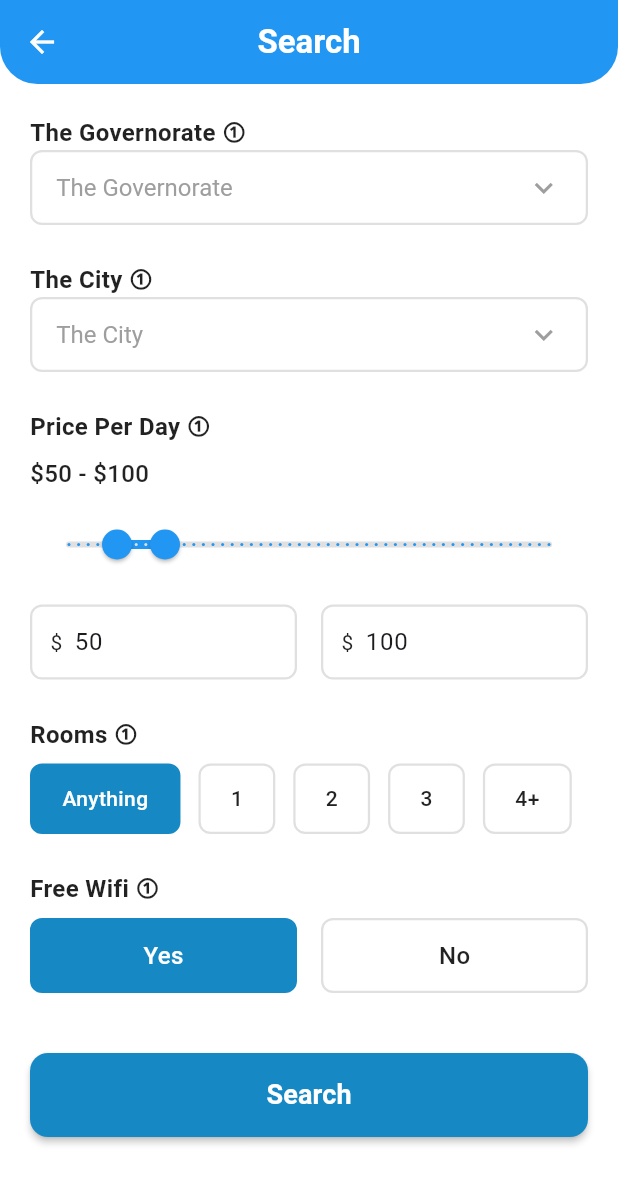
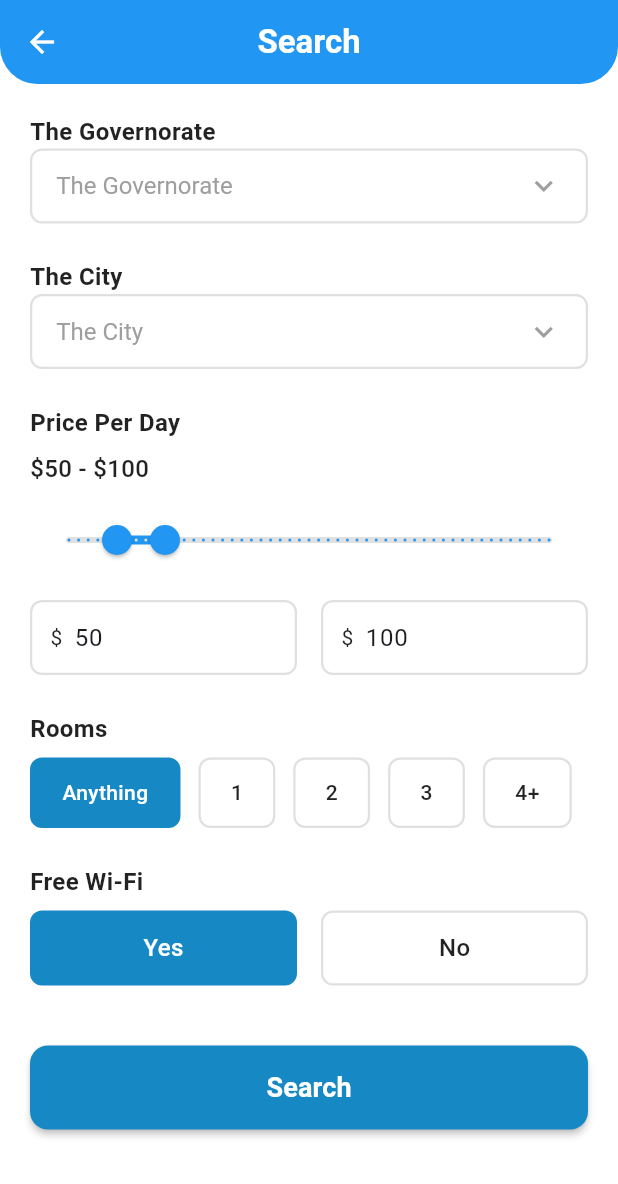
Before and after one commit to HamzaDihna/bookingFullStack, a Flutter app: the MyApartmentsPage screen opened by its route, after a tap on "Harbour View Loft", after a tap on the "search" icon, on a phone screen of 412 x 824 dp. Shown: the top 1184 px of the screen. Run offline on Flutter 3.47's test engine with Material 3 defaults, Android fonts, the phone set to English and light mode, and no system bars; our stand-ins replace dio, get, get_storage, image_picker, table_calendar; accounts and stored records are empty; network calls fail.

Commit message:
finish change lanaguage

```diff
--- a/lib/controller/core/language_controller.dart
+++ b/lib/controller/core/language_controller.dart
@@ -0,0 +1,26 @@
+import 'package:get/get.dart';
+import 'package:get_storage/get_storage.dart';
+import 'package:flutter/material.dart';
+
+class LanguageController extends GetxController {
+  final _box = GetStorage();
+  var locale = const Locale('en').obs;
+
+  @override
+  void onInit() {
+    String? langCode = _box.read('lang');
+    if (langCode != null) {
+      locale.value = Locale(langCode);
+      Get.updateLocale(locale.value);
+    }
+    super.onInit();
+  }
+
+  void toggleLanguage(bool isArabic) {
+    locale.value = isArabic ? const Locale('ar') : const Locale('en');
+    Get.updateLocale(locale.value);
+    _box.write('lang', locale.value.languageCode);
+  }
+
+  bool get isArabic => locale.value.languageCode == 'ar';
+}
--- a/lib/controller/core/translations.dart
+++ b/lib/controller/core/translations.dart
@@ -0,0 +1,95 @@
+import 'package:get/get.dart';
+
+class AppTranslations extends Translations {
+  @override
+  Map<String, Map<String, String>> get keys => {
+        'en': {
+          'Profile': 'Profile',
+          'Edit Profile': 'Edit Profile',
+          'Dark Mode': 'Dark Mode',
+          'Language': 'Language',
+          'Log Out': 'Log Out',
+          'Home': 'Home',
+          'My Apartments': 'My Apartments',
+          'Search': 'Search',
+          'Add Apartment': 'Add Apartment',
+          'Rooms': 'Rooms',
+          'Price Per Day': 'Price Per Day',
+          'Yes': 'Yes',
+          'No': 'No',
+          'Book Now': 'Book Now',
+          'Exit': 'Exit',
+          'Select Dates': 'Select Dates',
+          'The Governorate': 'The Governorate',
+          'The City': 'The City',
+          'Free Wi-fi': 'Free Wi-Fi',
+          'Apartment Name' : 'Apartment Name',
+          'Apartment Location' : 'Apartment Location',
+          'Description' : 'Description',
+          'Add' : 'Add',
+          'Favorites' : 'Favorites',
+          'Welcome back!' :'Welcome back!',
+          'Your Phone Number': 'Your Phone Number',
+          'Your Password' : 'Your Password',
+          'Show password' : 'Show password',
+          'Login' : 'Login',
+          "Don't have account?" : "Don't have account?",
+          'Sign Up' : 'Sign Up',
+          'Per Day' : 'Per Day',
+          'Booking' : 'Booking',
+          'Details' : 'Details',
+          'Chat With Owner' : 'Chat With Owner',
+          'The Reserved' : 'The Reserved',
+          'all': 'All',
+          'current': 'Current',
+          'previous': 'Previous',
+          'canceled': 'Canceled',
+          'Edit' : 'Edit',
+          'Cancel' : 'Cancel'
+        },
+        'ar': {
+          'Profile': 'الملف الشخصي',
+          'Edit Profile': 'تعديل الملف الشخصي',
+          'Dark Mode': 'الوضع الداكن',
+          'Language': 'اللغة',
+          'Log Out': 'تسجيل الخروج',
+          'Home': 'الرئيسية',
+          'My Apartments': 'شققّي',
+          'Search': 'بحث',
+          'Add Apartment': 'إضافة شقة',
+          'Rooms': 'غرف',
+          'Price Per Day': 'السعر لليوم',
+          'Yes': 'نعم',
+          'No': 'لا',
+          'Book Now': 'احجز الآن',
+          'Exit': 'خروج',
+          'Select Dates': 'اختر التواريخ',
+          'The Governorate': 'المحافظة',
+          'The City': 'مدينة',
+          'Free Wi-Fi': 'واي فاي مجاني',
+          'Apartment Name' : 'اسم الشقة',
+          'Apartment Location' : 'موقع الشقة',
+          'Description' : 'الوصف',
+          'Add' : 'إضافة',
+          'Favorites' : 'المفضلة',
+          'Welcome back!': 'اهلا بعودتك مجددا',
+          'Your Phone Number' : 'رقمك الجوال',
+          'Your Password' : 'كلمة السر',
+          'Show password' : 'رؤية كلمة السر',
+          'Login' : 'تسجيل الدخول',
+          "Don't have account?" : 'لا تملك حساب؟',
+          'Sign Up' : 'إنشاء حساب',
+          'Per Day' : 'لليوم',
+          'Booking' : 'الحجز',
+          'Details' : 'التفاصيل',
+          'Chat With Owner' : 'الدردشة مع المالك',
+          'The Reserved' : 'المحجوزة',
+          'all': 'الكل',
+          'current': 'الحالية',
+          'previous': 'السابقة',
+          'canceled': 'الملغاة',
+          'Edit' :'تعديل',
+          'Cancel' :'الغاء'
+          },
+      };
+}
--- a/lib/screens/apartment_details_page.dart
+++ b/lib/screens/apartment_details_page.dart
@@ -28,8 +28,8 @@ if (apartment == null) {
         backgroundColor: Colors.transparent,
         elevation: 0,
         centerTitle: true,
-        title: const Text(
-          'Details',
+        title: Text(
+          'Details'.tr,
           style: TextStyle(color: Colors.white),
         ),
         leading: Padding(
@@ -155,7 +155,7 @@ if (apartment == null) {
                           fontWeight: FontWeight.bold,
                         ),
                       ),
-                      const Text('Per day'),
+                       Text('Per Day'.tr),
 
                       const SizedBox(height: 20),
 
@@ -170,7 +170,7 @@ if (apartment == null) {
                             Expanded(
                               child: _featureItem(
                                 icon: Icons.bed,
-                                title: 'Rooms',
+                                title: 'Rooms'.tr,
                                 value: '${apartment.rooms}',
                               ),
                             ),
@@ -182,9 +182,9 @@ if (apartment == null) {
                             Expanded(
                               child: _featureItem(
                                 icon: Icons.wifi,
-                                title: 'Wifi',
+                                title: 'Free Wi-Fi'.tr,
                                 value:
-                                    apartment.hasWifi ? 'Yes' : 'No',
+                                    apartment.hasWifi ? 'Yes'.tr : 'No'.tr,
                               ),
                             ),
                           ],
@@ -213,8 +213,8 @@ if (apartment == null) {
                             onPressed: () {},
                             icon: const Icon(Icons.chat,
                                 color: Colors.white),
-                            label: const Text(
-                              'Chat with owner',
+                            label: Text(
+                              'Chat With Owner'.tr,
                               style:
                                   TextStyle(color: Colors.white),
                             ),
@@ -231,8 +231,8 @@ if (apartment == null) {
 
                       const SizedBox(height: 24),
 
-                      const Text(
-                        'Description',
+                       Text(
+                        'Description'.tr,
                         style: TextStyle(
                           fontSize: 18,
                           fontWeight: FontWeight.bold,
@@ -247,34 +247,72 @@ if (apartment == null) {
 
                       const SizedBox(height: 24),
 
-                      Row(
+             Obx(() {
+  final isOwner = navController.isOwnerMode.value;
+
+  /// 👤 TENANT VIEW
+  if (!isOwner) {
+    return Row(
       children: [
         Expanded(
           child: OutlinedButton(
             onPressed: () => Get.back(),
-                              child: const Text('Exit'),
+            child:  Text('Exit'.tr),
           ),
         ),
         const SizedBox(width: 12),
         Expanded(
           child: ElevatedButton(
-                              style:
-                                  ElevatedButton.styleFrom(
-                                backgroundColor:isOwner ? Color.fromARGB(255, 95, 95, 95) : Colors.blue,
+            style: ElevatedButton.styleFrom(
+              backgroundColor: isOwner ? Color.fromARGB(255, 95, 95, 95) : Colors.blue,
             ),
             onPressed: () {
-                                Get.toNamed('/selectDate',
-                                    arguments: apartment);
+              Get.toNamed('/selectDate', arguments: apartment);
             },
-                              child: const Text(
-                                'Booking',
-                                style: TextStyle(
-                                    color: Colors.white),
+            child:  Text(
+              'Booking'.tr,
+              style: TextStyle(color: Colors.white),
             ),
           ),
         ),
       ],
+    );
+  }
+
+  /// 🏠 OWNER VIEW
+  return Row(
+    children: [
+      Expanded(
+        child: OutlinedButton.icon(
+          icon: const Icon(Icons.edit),
+          label:  Text('Edit'.tr),
+          onPressed: () {
+            Get.toNamed(
+              '/editApartment',
+              arguments: apartment,
+            );
+          },
         ),
+      ),
+      const SizedBox(width: 12),
+      Expanded(
+        child: ElevatedButton.icon(
+          style: ElevatedButton.styleFrom(
+            backgroundColor: Colors.red,
+          ),
+          icon: const Icon(Icons.delete, color: Colors.white),
+          label:  Text(
+            'Cancel'.tr,
+            style: TextStyle(color: Colors.white),
+          ),
+          onPressed: () {
+            _confirmDeleteApartment(apartment.id);
+          },
+        ),
+      ),
+    ],
+  );
+}),
         ],
                   ),
                 ),
@@ -285,6 +323,19 @@ if (apartment == null) {
       ),
     );
   });
+  }
+void _confirmDeleteApartment(String apartmentId) {
+  Get.defaultDialog(
+    title: 'Confirm',
+    middleText: 'Are you sure you want to cancel this apartment?',
+    textCancel: 'No',
+    textConfirm: 'Yes',
+    confirmTextColor: Colors.white,
+    onConfirm: () {
+      Get.back();
+      Get.back();
+    },
+  );
 }
 
   Widget _featureItem(
--- a/lib/screens/booking_details_page.dart
+++ b/lib/screens/booking_details_page.dart
@@ -113,7 +113,7 @@ Row(
             fontWeight: FontWeight.bold,
           ),
         ),
-        const Text('Per day'),
+         Text('Per Day'.tr),
       ],
     ),
 
--- a/lib/screens/favorite_page.dart
+++ b/lib/screens/favorite_page.dart
@@ -22,8 +22,8 @@ final isOwner = navController.isOwnerMode.value;
           ),
         ),
         backgroundColor:isOwner ? Color.fromARGB(255, 95, 95, 95) : theme.appBarTheme.backgroundColor,
-        title: const Text(
-          'Favorites',
+        title:  Text(
+          'Favorites'.tr,
           style: TextStyle(
             color: Colors.white,
             fontWeight: FontWeight.bold,
--- a/lib/screens/home_page.dart
+++ b/lib/screens/home_page.dart
@@ -20,8 +20,8 @@ class HomePage extends StatelessWidget {
           ),
         ),
          backgroundColor: theme.appBarTheme.backgroundColor,
-        title: const Text(
-          'Home',
+        title:  Text(
+          'Home'.tr,
           style: TextStyle(
             color: Colors.white,
             fontWeight: FontWeight.bold,
--- a/lib/screens/my_apartments_page.dart
+++ b/lib/screens/my_apartments_page.dart
@@ -19,8 +19,8 @@ class MyApartmentsPage extends StatelessWidget {
           ),
         ),
         backgroundColor: Color.fromARGB(255, 95, 95, 95),
-        title: const Text(
-          'My Apartments',
+        title:  Text(
+          'My Apartments'.tr,
           style: TextStyle(
             color: Colors.white,
             fontWeight: FontWeight.bold,
--- a/lib/screens/saved_page.dart
+++ b/lib/screens/saved_page.dart
@@ -37,8 +37,8 @@ class _SavedPageState extends State<SavedPage> {
           ),
         ),
         backgroundColor: theme.appBarTheme.backgroundColor,
-        title: const Text(
-          'The Reserved',
+        title: Text(
+          'The Reserved'.tr,
           style: TextStyle(
             color: Colors.white,
             fontWeight: FontWeight.bold,
@@ -67,7 +67,7 @@ class _SavedPageState extends State<SavedPage> {
                       controller.selectedStatus.value == status;
 
                   return ChoiceChip(
-                    label: Text(status.name.capitalizeFirst!),
+                    label: Text(status.name.capitalizeFirst!.tr),
                     selected: isSelected,
                     onSelected: (_) =>
                         controller.changeStatus(status),
--- a/lib/screens/search_page.dart
+++ b/lib/screens/search_page.dart
@@ -1,3 +1,4 @@
+import 'package:bookingresidentialapartments/controller/core/language_controller.dart';
 import 'package:bookingresidentialapartments/controller/navigation_controller.dart';
 import 'package:bookingresidentialapartments/screens/edit_profile_page.dart';
 import 'package:flutter/material.dart' hide SearchController;
@@ -6,7 +7,7 @@ import '../controller/home/search_controller.dart';
 
 class SearchPage extends StatelessWidget {
  final SearchController controller = Get.put(SearchController());
-
+final LanguageController langController = Get.find<LanguageController>();
 final navController = Get.find<NavigationController>();
   SearchPage({super.key});
 
@@ -24,8 +25,8 @@ final navController = Get.find<NavigationController>();
           ),
         ),
         backgroundColor: isOwner ? Color.fromARGB(255, 95, 95, 95) : Colors.blue,
-        title: const Text(
-          'Search',
+        title: Text(
+          'Search'.tr,
           style: TextStyle(
             color: Colors.white,
             fontWeight: FontWeight.bold,
@@ -46,7 +47,7 @@ final navController = Get.find<NavigationController>();
           crossAxisAlignment: CrossAxisAlignment.start,
           children: [
             // 🔹 The Governorate
-            _buildSectionTitle('The Governorate ①'),
+            _buildSectionTitle('The Governorate'.tr),
             Obx(() => _buildDropdown(
   value: controller.selectedGovernorate.value,
   items: controller.governorates,
@@ -57,7 +58,7 @@ final navController = Get.find<NavigationController>();
             const SizedBox(height: 24),
 
             // 🔹 The City
-            _buildSectionTitle('The City ①'),
+            _buildSectionTitle('The City'.tr),
             Obx(() => _buildDropdown(
   value: controller.selectedCity.value,
   items: controller.cities,
@@ -68,19 +69,19 @@ final navController = Get.find<NavigationController>();
             const SizedBox(height: 24),
 
             // 🔹 Price Per Day
-            _buildSectionTitle('Price Per Day ①'),
+            _buildSectionTitle('Price Per Day'.tr),
             const SizedBox(height: 8),
             _buildPriceSection(),
             const SizedBox(height: 24),
 
             // 🔹 Rooms
-            _buildSectionTitle('Rooms ①'),
+            _buildSectionTitle('Rooms'.tr),
             const SizedBox(height: 8),
             _buildRoomOptions(),
             const SizedBox(height: 24),
 
             // 🔹 Free Wifi
-            _buildSectionTitle('Free Wifi ①'),
+            _buildSectionTitle('Free Wi-fi'.tr),
             const SizedBox(height: 8),
             _buildWifiOptions(),
             const SizedBox(height: 40),
@@ -135,7 +136,7 @@ final navController = Get.find<NavigationController>();
               child: Text(
                 item,
                 style: TextStyle(
-                  color: item == 'The Governorate' || item == 'The City'
+                  color: item == 'The Governorate'.tr || item == 'The City'.tr
                       ? Colors.grey[500]
                       : Colors.black87,
                 ),
@@ -309,13 +310,13 @@ final navController = Get.find<NavigationController>();
     return Row(
       children: [
         _buildWifiOption(
-          text: 'Yes',
+          text: 'Yes'.tr,
           isSelected: controller.hasWifi.value == 'Yes',
           isOwner: isOwner,
         ),
         const SizedBox(width: 16),
         _buildWifiOption(
-          text: 'No',
+          text: 'No'.tr,
           isSelected: controller.hasWifi.value == 'No',
           isOwner: isOwner,
         ),
@@ -382,8 +383,8 @@ final navController = Get.find<NavigationController>();
           ),
           elevation: 2,
         ),
-        child: const Text(
-          'Search',
+        child:  Text(
+          'Search'.tr,
           style: TextStyle(
             fontSize: 18,
             fontWeight: FontWeight.w600,
--- a/lib/widget/text_field.dart
+++ b/lib/widget/text_field.dart
@@ -1,5 +1,6 @@
 import 'package:flutter/material.dart';
 import 'package:flutter/services.dart';
+import 'package:get/get.dart';
 
 class TextFieldWidget extends StatefulWidget {
   final String? hintText;
@@ -82,7 +83,7 @@ class _TextFieldWidgetState extends State<TextFieldWidget> {
                   });
                 },
               ),
-              const Text('Show password'),
+               Text('Show password'.tr),
             ],
           ),
       ],
```
Also changed, not shown: lib/main.dart (+16 -0 lines), lib/screens/add_apartment_page.dart (+15 -15 lines), lib/screens/login_screen.dart (+9 -9 lines), lib/screens/profile_page.dart (+119 -19 lines), lib/screens/select_date_page.dart (+5 -5 lines). Lines whose indentation alone changed are shown as unchanged.
